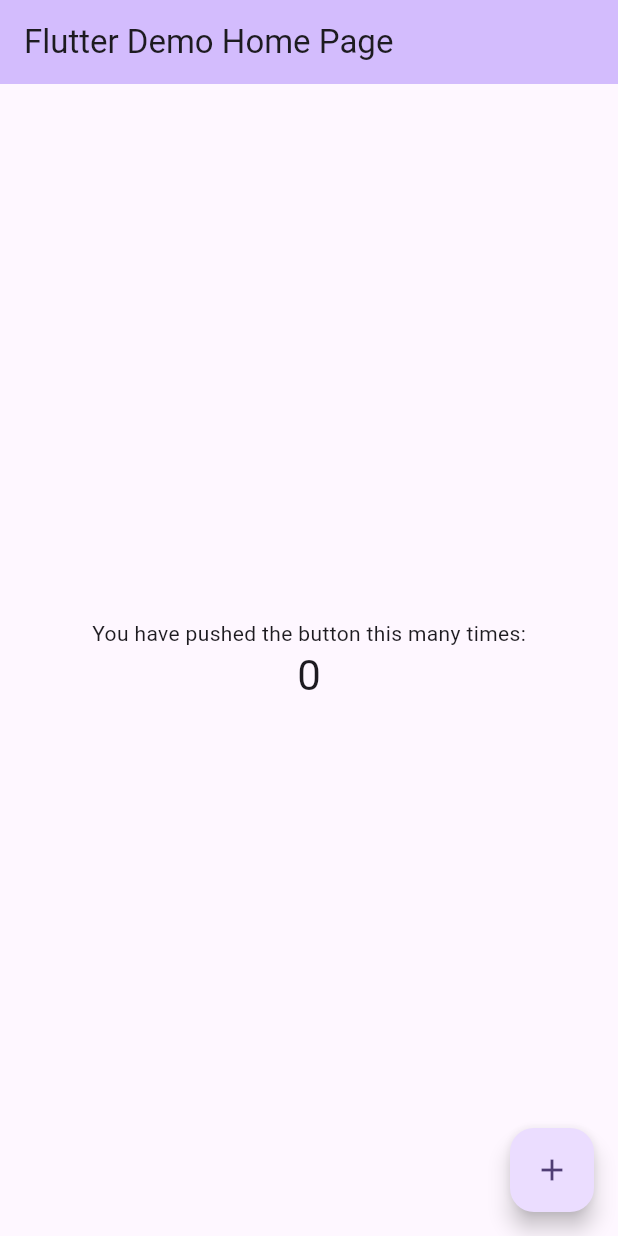
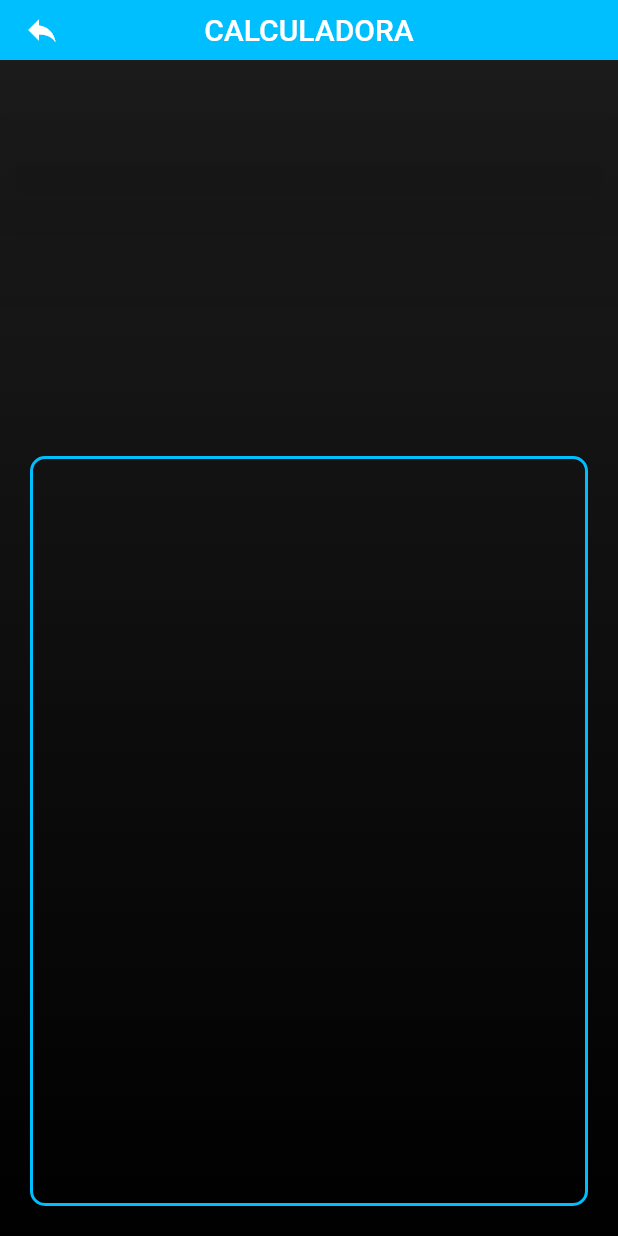
Before and after one commit to JeffUwU/Ling.-Programa-o, a Flutter app: the screen it shows after launch, on a phone screen of 412 x 824 dp. Run offline on Flutter 3.47's test engine with Material 2 defaults, Android fonts, the phone set to English and light mode, and no system bars.

Commit message:
background finalizado

```diff
--- /dev/null
+++ b/calculatorapp/lib/calculator.dart
@@ -0,0 +1,52 @@
+import 'package:flutter/material.dart';
+import 'package:flutter/services.dart';
+
+// Criação da classe
+class Calculator extends StatelessWidget{
+  @override
+  Widget build(BuildContext context){ // Criação do Widget
+    return Scaffold( // return do Scaffold para estilização
+      appBar: AppBar( // criação da appBar
+        elevation: 50, // configuração da sombra
+        title: Text('CALCULADORA'), // titulo da appBar
+        centerTitle: true, // alinhando ao centro
+        toolbarHeight: 40, // altura da appBar
+        backgroundColor: Color(0xFF00BFFF), // cor da appBar
+        leading: IconButton( // botão de sair do app
+          icon: Icon(Icons.reply), // Icone de sair
+          onPressed: () { // função para fazer algo se for pressionado
+            SystemNavigator.pop(); // Fechar o aplicativo
+          },
+        ),
+
+        ),
+      body: Container( // corpo da calculadora
+        decoration: BoxDecoration(
+          gradient: LinearGradient( // gradiente do fundo
+            begin: Alignment.topCenter, // alinhamento
+            end: Alignment.bottomCenter,
+            colors: [ // cores do gradiente
+              Color(0xFF1C1C1C), // cinza
+              Color(0xFF000000), // preto
+            ]
+          ),
+        ),
+      child: Align( //alinhamento
+        alignment: Alignment.bottomCenter, // alinhamento do retangulo
+        child: Container( //criação do retangulo para os botões
+          margin: EdgeInsets.all(20.0),  // margem das bordas
+          height: 500.0, // altura
+          width: 400.0, // largura
+          decoration: BoxDecoration( // caixa de decoração
+            borderRadius: BorderRadius.circular(10.0), // bordas arredendadas
+            border: Border.all( // borda do retangulo
+              color: Color(0xFF00BFFF), // ciano
+              width: 2.0, // largura da borda
+            ),
+          ),
+        ),
+        )
+      ),
+    );
+  }
+}
--- a/calculatorapp/lib/main.dart
+++ b/calculatorapp/lib/main.dart
@@ -1,125 +1,17 @@
 import 'package:flutter/material.dart';
+import './calculator.dart';
 
-void main() {
-  runApp(const MyApp());
+void  main(){
+  runApp(Main());
 }
 
-class MyApp extends StatelessWidget {
-  const MyApp({super.key});
-
-  // This widget is the root of your application.
+class Main extends StatelessWidget{
   @override
   Widget build(BuildContext context) {
     return MaterialApp(
-      title: 'Flutter Demo',
-      theme: ThemeData(
-        // This is the theme of your application.
-        //
-        // TRY THIS: Try running your application with "flutter run". You'll see
-        // the application has a blue toolbar. Then, without quitting the app,
-        // try changing the seedColor in the colorScheme below to Colors.green
-        // and then invoke "hot reload" (save your changes or press the "hot
-        // reload" button in a Flutter-supported IDE, or press "r" if you used
-        // the command line to start the app).
-        //
-        // Notice that the counter didn't reset back to zero; the application
-        // state is not lost during the reload. To reset the state, use hot
-        // restart instead.
-        //
-        // This works for code too, not just values: Most code changes can be
-        // tested with just a hot reload.
-        colorScheme: ColorScheme.fromSeed(seedColor: Colors.deepPurple),
-        useMaterial3: true,
-      ),
-      home: const MyHomePage(title: 'Flutter Demo Home Page'),
+      title: 'Calculadora',
+      home: Calculator(),
     );
   }
+
 }
-
-class MyHomePage extends StatefulWidget {
-  const MyHomePage({super.key, required this.title});
-
-  // This widget is the home page of your application. It is stateful, meaning
-  // that it has a State object (defined below) that contains fields that affect
-  // how it looks.
-
-  // This class is the configuration for the state. It holds the values (in this
-  // case the title) provided by the parent (in this case the App widget) and
-  // used by the build method of the State. Fields in a Widget subclass are
-  // always marked "final".
-
-  final String title;
-
-  @override
-  State<MyHomePage> createState() => _MyHomePageState();
-}
-
-class _MyHomePageState extends State<MyHomePage> {
-  int _counter = 0;
-
-  void _incrementCounter() {
-    setState(() {
-      // This call to setState tells the Flutter framework that something has
-      // changed in this State, which causes it to rerun the build method below
-      // so that the display can reflect the updated values. If we changed
-      // _counter without calling setState(), then the build method would not be
-      // called again, and so nothing would appear to happen.
-      _counter++;
-    });
-  }
-
-  @override
-  Widget build(BuildContext context) {
-    // This method is rerun every time setState is called, for instance as done
-    // by the _incrementCounter method above.
-    //
-    // The Flutter framework has been optimized to make rerunning build methods
-    // fast, so that you can just rebuild anything that needs updating rather
-    // than having to individually change instances of widgets.
-    return Scaffold(
-      appBar: AppBar(
-        // TRY THIS: Try changing the color here to a specific color (to
-        // Colors.amber, perhaps?) and trigger a hot reload to see the AppBar
-        // change color while the other colors stay the same.
-        backgroundColor: Theme.of(context).colorScheme.inversePrimary,
-        // Here we take the value from the MyHomePage object that was created by
-        // the App.build method, and use it to set our appbar title.
-        title: Text(widget.title),
-      ),
-      body: Center(
-        // Center is a layout widget. It takes a single child and positions it
-        // in the middle of the parent.
-        child: Column(
-          // Column is also a layout widget. It takes a list of children and
-          // arranges them vertically. By default, it sizes itself to fit its
-          // children horizontally, and tries to be as tall as its parent.
-          //
-          // Column has various properties to control how it sizes itself and
-          // how it positions its children. Here we use mainAxisAlignment to
-          // center the children vertically; the main axis here is the vertical
-          // axis because Columns are vertical (the cross axis would be
-          // horizontal).
-          //
-          // TRY THIS: Invoke "debug painting" (choose the "Toggle Debug Paint"
-          // action in the IDE, or press "p" in the console), to see the
-          // wireframe for each widget.
-          mainAxisAlignment: MainAxisAlignment.center,
-          children: <Widget>[
-            const Text(
-              'You have pushed the button this many times:',
-            ),
-            Text(
-              '$_counter',
-              style: Theme.of(context).textTheme.headlineMedium,
-            ),
-          ],
-        ),
-      ),
-      floatingActionButton: FloatingActionButton(
-        onPressed: _incrementCounter,
-        tooltip: 'Increment',
-        child: const Icon(Icons.add),
-      ), // This trailing comma makes auto-formatting nicer for build methods.
-    );
-  }
-}
--- a/calculatorapp/pubspec.yaml
+++ b/calculatorapp/pubspec.yaml
@@ -30,6 +30,7 @@ environment:
 dependencies:
   flutter:
     sdk: flutter
+
 
 
   # The following adds the Cupertino Icons font to your application.
```
